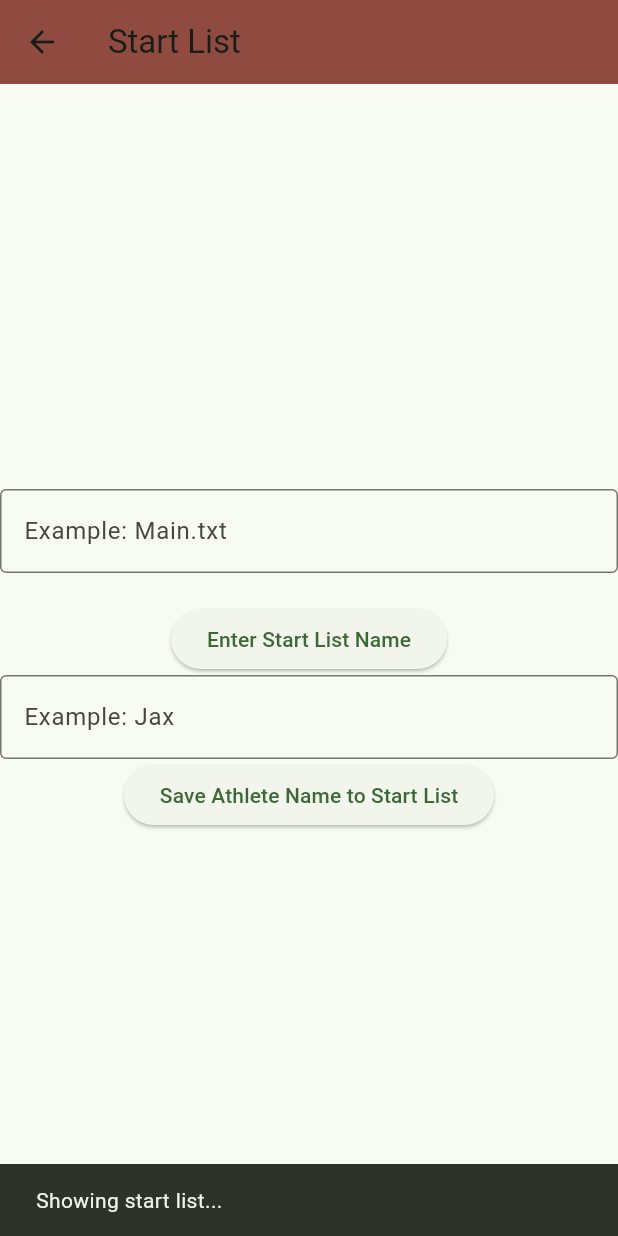
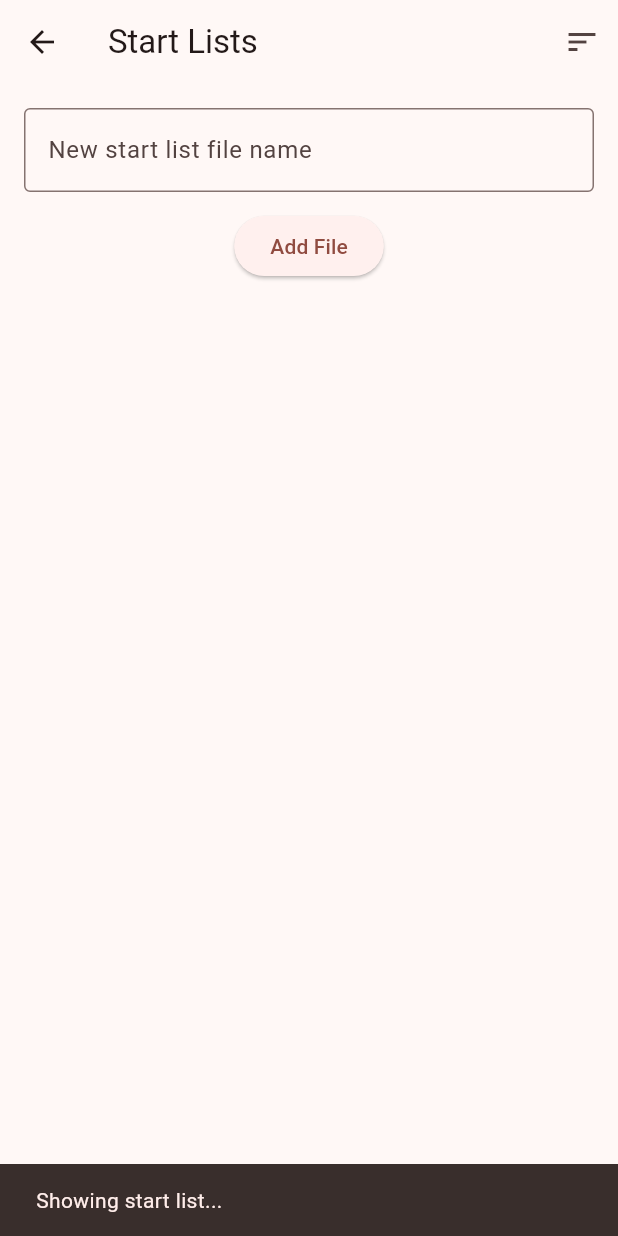
Before and after one commit to JaxJacobson/laser_timing_gate_app, a Flutter app: the screen it shows after launch, after a tap on "Start List", on a phone screen of 412 x 824 dp. Run offline on Flutter 3.47's test engine with Material 3 defaults, Android fonts, the phone set to English and light mode, and no system bars; missing offline and left inert: flutter_libserialport.

Commit message:
Finished the last cycle of TDD2, which tests for already created names being shown in a dropdown menu for the user. I implimented the UI and sorting files of the session history page into the start list page. Once the user clicks on a start list file, it will take them to a seperate page to edit the file, but this is not done yet.

```diff
--- a/lib/file_service.dart
+++ b/lib/file_service.dart
@@ -37,4 +37,21 @@ class FileTransfer {
     await file.writeAsString('$name\n', mode: FileMode.append); // Append the athlete name to the custom file
 
   }
+
+  static Future<List<String>> getStartLists() async { // Function to get the directory of start lists to show in dropdown
+
+    final dir = Directory('$basePath/start_lists'); // Get the start_lists directory
+
+    if (!await dir.exists()) {
+
+      await dir.create(recursive: true); // Create start_lists if it doesn't exist
+    }
+
+    final files = dir.listSync().whereType<File>().where((file) {
+      final name = file.uri.pathSegments.last;
+      return name.startsWith('list');
+    }).toList(); // List only the test files in the start_lists directory
+
+    return files.map((file) => file.uri.pathSegments.last).toList(); // Return the file names of the .txt files in the start_lists directory
+  }
 }
--- a/lib/main.dart
+++ b/lib/main.dart
@@ -3,6 +3,7 @@
 import 'session_history.dart';
 import 'athlete.dart';
 import 'start_list.dart';
+import 'start_list2.dart';
 
 void main() {
   runApp(const MyApp());
@@ -99,7 +100,7 @@
       // After message is shown, the Start List Page will pop up.
     Navigator.push(
       context,
-      MaterialPageRoute(builder: (context) => const StartListPage()),
+      MaterialPageRoute(builder: (context) => const StartListPage2()),
     );
   }
 
--- a/lib/session_history.dart
+++ b/lib/session_history.dart
@@ -24,7 +24,7 @@ class SessionHistoryPage extends StatefulWidget {
 
 // _SessionHistoryPageState is the state class for SessionHistoryPage, responsible for managing the list of session files and the selected sorting option.
 class _SessionHistoryPageState extends State<SessionHistoryPage> {
-  static const String title = 'Session History';
+  static const String title = 'Sessions'; // Change to start_lists if you want to display start lists instead of sessions
 
   List<File> sessionFiles = [];
   // By default the files will be sorted by date, with the newest files first.
@@ -39,7 +39,7 @@ class _SessionHistoryPageState extends State<SessionHistoryPage> {
 
   // loadSessionFiles is an asynchronous method that loads the session files from the 'sessions' directory and updates the sessionFiles list based on the selected sorting option.
   Future<void> loadSessionFiles() async {
-    final directory = Directory('sessions');
+    final directory = Directory('start_lists');
 
     // Check if the 'sessions' directory exists. If it does, list all the .txt files in the directory and sort them using the SortList class based on the selected sorting option.
     if (await directory.exists()) {
--- /dev/null
+++ b/lib/start_list2.dart
@@ -0,0 +1,197 @@
+// start_list 2.0
+// Jax Jacobson 04/14/26
+//
+// This file is basically session_history.dart with different names and directories
+
+// IMPORTS
+import 'dart:io';
+import 'package:flutter/material.dart';
+import 'sortlist.dart';
+import 'display_start_list.dart';
+
+// StartListPage2 is a StatefulWidget that displays a list of start list files and allows sorting them based on user selection.
+class StartListPage2 extends StatefulWidget {
+  // Constructor for StartListPage2, which takes an optional key parameter and initializes the widget.
+  const StartListPage2({super.key});
+
+  // The createState method creates the mutable state for this widget, which is managed by the _StartListPage2State class.
+  @override
+  State<StartListPage2> createState() => _StartListPage2State();
+}
+
+// _StartListPage2State is the state class for StartListPage2, responsible for managing the list of start list files and the selected sorting option.
+class _StartListPage2State extends State<StartListPage2> {
+  static const String title =
+      'Start Lists'; // Change to start_lists if you want to display start lists instead of sessions
+
+  List<File> startListFiles = [];
+  late final TextEditingController _fileNameController;
+  // By default the files will be sorted by date, with the newest files first.
+  SortOption selectedSort = SortOption.newestToOldest;
+
+  // The initState method is called when the state object is first created. It initializes the text controller and loads files.
+  @override
+  void initState() {
+    super.initState();
+    _fileNameController = TextEditingController();
+    loadStartFiles();
+  }
+
+  // loadStartFiles is an asynchronous method that loads the start list files from the 'start_lists' directory and updates the sessionFiles list based on the selected sorting option.
+  Future<void> loadStartFiles() async {
+    final directory = Directory('start_lists');
+
+    // Check if the 'start_lists' directory exists. If it does, list all the .txt files in the directory and sort them using the SortList class based on the selected sorting option.
+    if (await directory.exists()) {
+      final files = directory
+          .listSync()
+          .whereType<File>()
+          .where((file) => file.path.endsWith('.txt'))
+          .toList();
+
+      // Update the startListFiles list with the sorted files and call setState to trigger a rebuild of the widget with the new data.
+      setState(() {
+        startListFiles = SortList.sortFiles(files, selectedSort);
+      });
+    }
+  }
+
+  // updateSort is a method that updates the selected sorting option and re-sorts the startListFiles list based on the new sorting option.
+  // It calls setState to trigger a rebuild of the widget with the updated sorting.
+  void updateSort(SortOption option) {
+    setState(() {
+      selectedSort = option;
+      startListFiles = SortList.sortFiles(startListFiles, selectedSort);
+    });
+  }
+
+  Future<void> addStartListFile(String name) async {
+    final fileName = name.trim();
+    if (fileName.isEmpty) { // Check if the file name is empty after trimming whitespace
+      return;
+    }
+
+    final directory = Directory('start_lists');
+    await directory.create(recursive: true);
+
+    final safeName = fileName.endsWith('.txt') ? fileName : '$fileName.txt';  // Automatically add .txt extension if not provided
+    final filePath = '${directory.path}${Platform.pathSeparator}$safeName';   // Create the path for the new file
+    final file = File(filePath);  // Create a File object for the new file
+
+    if (await file.exists()) {
+      if (mounted) {
+        ScaffoldMessenger.of(context).showSnackBar(
+          SnackBar(content: Text('File "$safeName" already exists.')),
+        );
+      }
+      return;
+    }
+
+    await file.writeAsString('');
+    _fileNameController.clear();
+    await loadStartFiles();
+
+    if (mounted) {
+      ScaffoldMessenger.of(context).showSnackBar(
+        SnackBar(content: Text('Added "$safeName" to start lists.')),
+      );
+    }
+  }
+
+  @override
+  void dispose() {
+    _fileNameController.dispose();
+    super.dispose();
+  }
+
+  // The build method builds the UI for the StartListPage2 widget. It returns a Scaffold with an AppBar and a ListView that displays the start list files as buttons.
+  // The AppBar includes a PopupMenuButton that allows the user to select the sorting option
+  @override
+  Widget build(BuildContext context) {
+    return Scaffold(
+      appBar: AppBar(
+        title: const Text(title),
+
+        // The actions property of the AppBar contains a PopupMenuButton that allows the user to select a sorting option for the start list files.
+        // Located in the top right corner of the AppBar
+        actions: [
+          PopupMenuButton<SortOption>(
+            icon: const Icon(Icons.sort),
+            initialValue: selectedSort,
+            onSelected: updateSort,
+            itemBuilder: (context) => [
+              const PopupMenuItem(
+                value: SortOption.newestToOldest,
+                child: Text('Newest to Oldest'),
+              ),
+              const PopupMenuItem(
+                value: SortOption.oldestToNewest,
+                child: Text('Oldest to Newest'),
+              ),
+              const PopupMenuItem(value: SortOption.aToZ, child: Text('A-Z')),
+              const PopupMenuItem(value: SortOption.zToA, child: Text('Z-A')),
+            ],
+          ),
+        ],
+      ),
+      // The body of the Scaffold contains a text field for adding new files and a list of start list buttons.
+      body: Padding(
+        padding: const EdgeInsets.all(16),
+        child: Column(
+          children: [
+            TextField(
+              controller: _fileNameController,
+              decoration: const InputDecoration(
+                labelText: 'New start list file name',
+                hintText: 'Enter file name without extension',
+                border: OutlineInputBorder(),
+              ),
+              onSubmitted: addStartListFile,
+            ),
+            const SizedBox(height: 12),
+            Row(
+              mainAxisAlignment: MainAxisAlignment.center,
+              children: [
+                ElevatedButton(
+                  onPressed: () => addStartListFile(_fileNameController.text),
+                  child: const Text('Add File'),
+                ),
+              ],
+            ),
+            const SizedBox(height: 16),
+            Expanded(
+              child: ListView.builder(
+                itemCount: startListFiles.length,
+                itemBuilder: (context, index) {
+                  final file = startListFiles[index];
+                  final fileName = file.path.split('\\').last;
+                  final displayName = fileName.replaceFirst(
+                    RegExp(r'\.txt$'),
+                    '',
+                  );
+
+                  return Padding(
+                    padding: const EdgeInsets.only(bottom: 12),
+                    child: ElevatedButton(
+                      onPressed: () {
+                        Navigator.push(
+                          context,
+                          MaterialPageRoute(
+                            // When a start list file button is pressed, navigate to the DisplayStartListPage and pass the file path as an argument to display the start list details.
+                            builder: (context) =>
+                                DisplayStartListPage(startListPath: file.path),
+                          ),
+                        );
+                      },
+                      child: Text(displayName),
+                    ),
+                  );
+                },
+              ),
+            ),
+          ],
+        ),
+      ),
+    );
+  }
+}
```
Also changed, not shown: lib/display_start_list.dart (added, +32 -0 lines), 1 other file.
